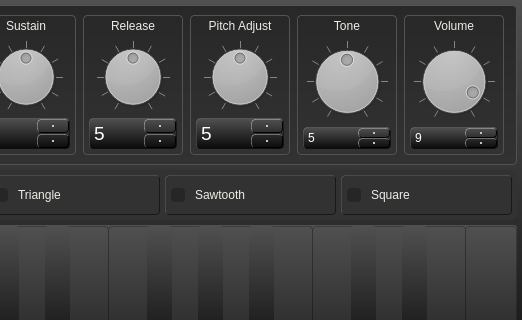
Above: ui/form.ui from rohan-singh1/SnakeSynth before the change; both pictures show x 254 to 776 and y 0 to 320 of the 776 by 444 pixel window. Below: the same form after it.
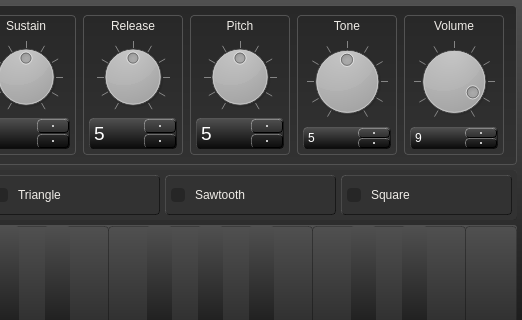
That is the form after the change.

Commit message: Caption of pitch adjuster knob changed from Pitch Adjust to Pitch

What changed in the file:
```diff
--- a/ui/form.ui
+++ b/ui/form.ui
@@ -882,7 +882,7 @@
 border: none;</string>
            </property>
            <property name="text">
-            <string>Pitch Adjust</string>
+            <string>Pitch</string>
            </property>
            <property name="alignment">
             <set>Qt::AlignCenter</set>
```
